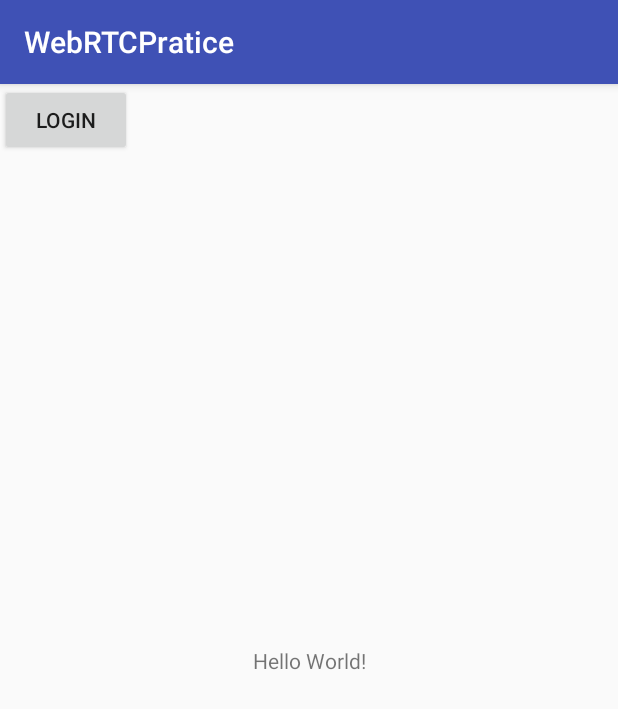
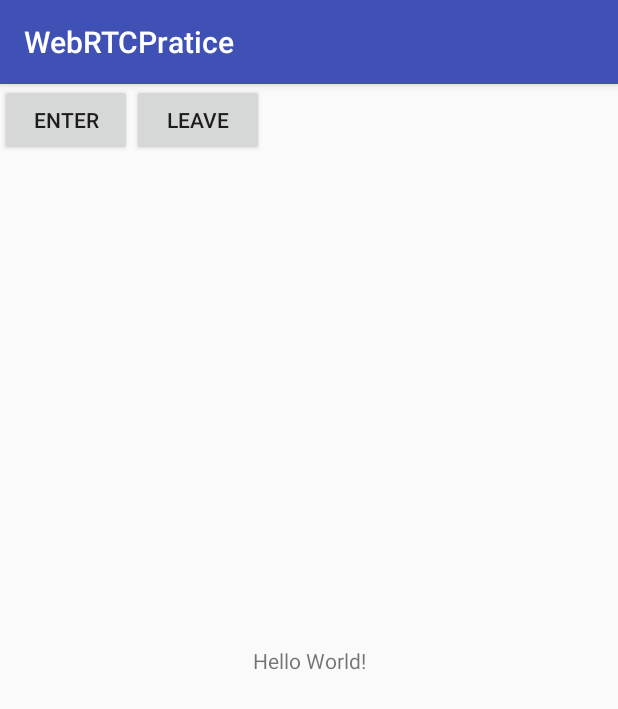
Before and after one commit to LarryHsiao/WebRTC_Sample_Android, an Android app: the screen it shows after launch (MainActivity), on a phone screen of 412 x 824 dp. Shown: the top 709 px of the screen. Run offline under Robolectric (Android 15) with nearby library versions, the phone set to English and light mode, and no system bars.

Commit message:
webrtc sample

```diff
--- a/app/src/main/java/com/silverhetch/webrtcpratice/MainActivity.kt
+++ b/app/src/main/java/com/silverhetch/webrtcpratice/MainActivity.kt
@@ -2,24 +2,28 @@ package com.silverhetch.webrtcpratice
 
 import android.os.Bundle
 import android.support.v7.app.AppCompatActivity
+import android.view.View
 import android.widget.Button
+import com.silverhetch.webrtcpratice.User.User
+import com.silverhetch.webrtcpratice.User.UserImpl
 import com.silverhetch.webrtcpratice.signaling.SignalingFactory
-import org.json.JSONObject
 
 class MainActivity : AppCompatActivity() {
+    private val user: User = UserImpl()
     override fun onCreate(savedInstanceState: Bundle?) {
         super.onCreate(savedInstanceState)
         setContentView(R.layout.activity_main)
 
-        val singling = SignalingFactory().singling()
+        val singling = SignalingFactory(user).singling()
         singling.connect()
 
 
-        findViewById<Button>(R.id.main_login).setOnClickListener {
-            val loginJson = JSONObject()
-            loginJson.put("type", "login")
-            loginJson.put("name", "Larry")
-            singling.message(loginJson.toString())
+        findViewById<Button>(R.id.main_enter).setOnClickListener {
+            singling.enter("Larry")
+        }
+
+        findViewById<View>(R.id.main_leave).setOnClickListener {
+            singling.leave()
         }
     }
 }
--- /dev/null
+++ b/app/src/main/java/com/silverhetch/webrtcpratice/User/User.kt
@@ -0,0 +1,11 @@
+package com.silverhetch.webrtcpratice.User
+
+import kotlin.properties.ObservableProperty
+
+/**
+ * Created by mikes on 3/20/2018.
+ */
+interface User {
+    fun userName(): ObservableProperty<String>
+    fun userSignedIn(userName: String): String
+}
--- /dev/null
+++ b/app/src/main/java/com/silverhetch/webrtcpratice/User/UserImpl.kt
@@ -0,0 +1,14 @@
+package com.silverhetch.webrtcpratice.User
+
+/**
+ * Created by mikes on 3/20/2018.
+ */
+internal class UserImpl : User {
+    private var userName: String = ""
+    override fun userSignedIn(userName: String): User {
+        this.userName = userName
+        return this
+    }
+
+    override fun userName(): String = userName;
+}
--- /dev/null
+++ b/app/src/main/java/com/silverhetch/webrtcpratice/signaling/SignalSocket.kt
@@ -0,0 +1,39 @@
+package com.silverhetch.webrtcpratice.signaling
+
+import okhttp3.OkHttpClient
+import okhttp3.Request
+import okhttp3.WebSocket
+import okhttp3.WebSocketListener
+import okio.ByteString
+
+
+/**
+ * Created by mikes on 3/19/2018.
+ */
+
+internal class SignalSocket(private val uri: String, private val callback: Callback) : WebSocketListener() {
+    interface Callback {
+        fun onMessage(bytes: ByteString?)
+    }
+
+    private val client: OkHttpClient = OkHttpClient()
+    private var socket: WebSocket? = null
+
+    fun connect() {
+        socket = client.newWebSocket(Request.Builder().url(uri).build(), this)
+        client.dispatcher().executorService().shutdown()
+    }
+
+    fun message(message: String) {
+        socket!!.send(message)
+    }
+
+    fun message(binary: ByteString) {
+        socket!!.send(binary)
+    }
+
+    override fun onMessage(webSocket: WebSocket?, bytes: ByteString?) {
+        super.onMessage(webSocket, bytes)
+        callback.onMessage(bytes)
+    }
+}
--- a/app/src/main/java/com/silverhetch/webrtcpratice/signaling/Signaling.kt
+++ b/app/src/main/java/com/silverhetch/webrtcpratice/signaling/Signaling.kt
@@ -1,23 +1,10 @@
 package com.silverhetch.webrtcpratice.signaling
 
-import okhttp3.*
-import org.json.JSONObject
-
-
 /**
- * Created by mikes on 3/19/2018.
+ * Created by mikes on 3/20/2018.
  */
-
-class Signaling(private val uri: String) : WebSocketListener() {
-    private val client: OkHttpClient = OkHttpClient()
-    private var socket: WebSocket? = null
-
-    fun connect() {
-        socket = client.newWebSocket(Request.Builder().url(uri).build(), this)
-        client.dispatcher().executorService().shutdown()
-    }
-
-    fun message(message: String) {
-        socket!!.send(message)
-    }
+interface Signaling {
+    fun connect()
+    fun enter(name: String)
+    fun leave()
 }
--- a/app/src/main/java/com/silverhetch/webrtcpratice/signaling/SignalingFactory.kt
+++ b/app/src/main/java/com/silverhetch/webrtcpratice/signaling/SignalingFactory.kt
@@ -1,14 +1,13 @@
 package com.silverhetch.webrtcpratice.signaling
 
-import okhttp3.*
-import org.json.JSONObject
+import com.silverhetch.webrtcpratice.User.User
 
 /**
  * Created by mikes on 3/19/2018.
  */
-class SignalingFactory {
+class SignalingFactory(private val user: User) {
 
     fun singling(): Signaling {
-        return Signaling("ws://192.168.1.96:9090")
+        return SignalingImpl(user)
     }
 }
--- a/app/src/main/res/layout/activity_main.xml
+++ b/app/src/main/res/layout/activity_main.xml
@@ -15,9 +15,21 @@
         app:layout_constraintRight_toRightOf="parent"
         app:layout_constraintTop_toTopOf="parent" />
 
-    <Button
-        android:id="@+id/main_login"
-        android:layout_width="wrap_content"
-        android:text="Login"
-        android:layout_height="wrap_content" />
+    <GridLayout
+        android:layout_width="match_parent"
+        android:layout_height="wrap_content"
+        android:columnCount="4">
+
+        <Button
+            android:id="@+id/main_enter"
+            android:layout_width="wrap_content"
+            android:layout_height="wrap_content"
+            android:text="enter" />
+
+        <Button
+            android:id="@+id/main_leave"
+            android:layout_width="wrap_content"
+            android:layout_height="wrap_content"
+            android:text="Leave" />
+    </GridLayout>
 </android.support.constraint.ConstraintLayout>
```
Also changed, not shown: app/src/main/java/com/silverhetch/webrtcpratice/signaling/SignalingImpl.kt (added, +44 -0 lines).
